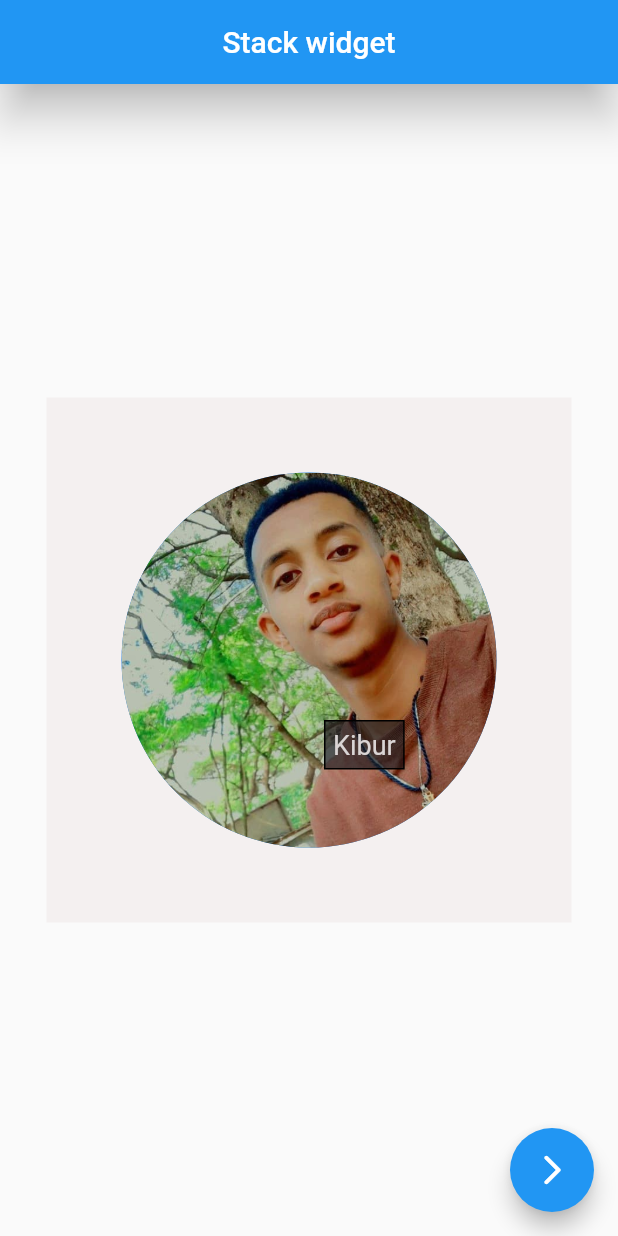
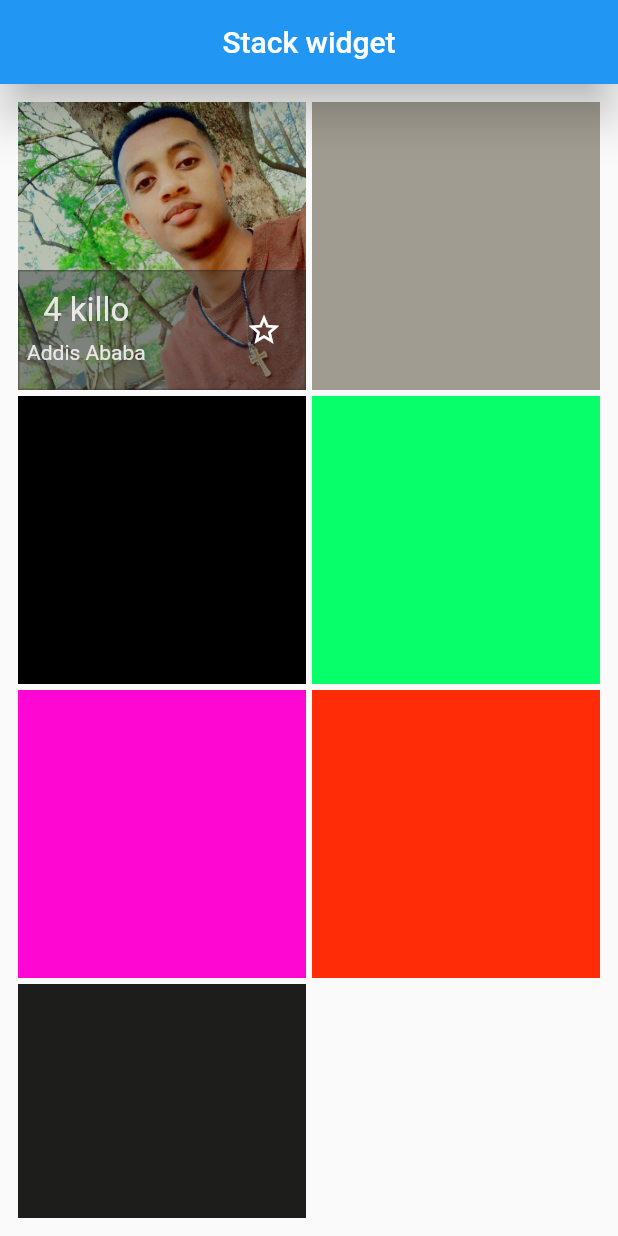
Before and after one commit to biruk-anley/flutter_stack_widget, a Flutter app: the screen it shows after launch, on a phone screen of 412 x 824 dp. Run offline on Flutter 3.47's test engine with Material 2 defaults, Android fonts, the phone set to English and light mode, and no system bars.

Commit message:
Grid widget

```diff
--- a/lib/main.dart
+++ b/lib/main.dart
@@ -1,5 +1,4 @@
 import 'package:flutter/material.dart';
-import 'package:stack_images/pageTwo.dart';
 
 void main() {
   runApp(const MyApp());
@@ -17,10 +16,6 @@ class MyApp extends StatelessWidget {
         primarySwatch: Colors.blue,
       ),
       home: homepage(),
-      routes: {
-
-        '/next': (context) => PageTwo(),
-      },
     );
   }
 }
@@ -36,50 +31,93 @@ class homepage extends StatelessWidget {
         centerTitle: true,
         elevation: 12.0,
       ),
-      body: Center(
+      body: Container(
+            padding: EdgeInsets.all(12.0),
+            child: GridView(
+                  gridDelegate: SliverGridDelegateWithFixedCrossAxisCount(
+                  crossAxisCount: 2,
+                  crossAxisSpacing: 4.0,
+                  mainAxisSpacing: 4.0
+              ),
+        children: <Widget>[
+          Container(
             child: Stack(
              children: <Widget>[
+               Image(image: AssetImage('assets/one.jpg')),
                Container(
-                width: 350,
-                padding: EdgeInsets.all(5),
-                margin: EdgeInsets.all(5),
-                height: 350,
-                color: Color.fromARGB(175, 241, 235, 235),
-                child: Padding(
-                  padding: EdgeInsets.all(45),
-                  child: CircleAvatar(
-                    backgroundImage: AssetImage('assets/one.jpg'),
-                    radius: 100,
-                  ),
-                )),
-            Positioned(
-              top: 220,
-              left: 190,
-              child: Container(
+                 child: Column(
+                   mainAxisAlignment: MainAxisAlignment.end,
+                   children: <Widget>[
+                     Container(
+                       height: 80,
+                       width: 450,
                        decoration: BoxDecoration(
-                      border: Border.all(color: Colors.black, width: 1),
-                      color: Color.fromARGB(159, 18, 18, 25)),
-                  child: Padding(
-                    padding: EdgeInsets.all(5),
-                    child: Text(
-                      "Kibur",
-                      style: TextStyle(
-                        fontSize: 18,
-                        color: Color.fromARGB(255, 218, 213, 213),
+                                  border: Border.all(
+                                      color: Color.fromARGB(90, 46, 39, 39),
+                                      width: 1),
+                                  color: Color.fromARGB(102, 37, 37, 45)),
+                       child: Row(
+                         mainAxisAlignment: MainAxisAlignment.spaceBetween,
+                         crossAxisAlignment: CrossAxisAlignment.stretch,
+                         children: <Widget>[
+                           Column(
+                             mainAxisAlignment: MainAxisAlignment.center,
+                             children: <Widget>[
+                               Container(
+                                 margin: EdgeInsets.all(2),
+                                 child:Text('4 killo',
+                                 style: TextStyle(fontSize: 22, color: Color.fromARGB(228, 247, 245, 245)),
+
+
                                  ),
                                  ),
-                  )),
+                               Container(
+                                  margin: EdgeInsets.all(5),
+                                 child: Text("Addis Ababa",
+                                 style: TextStyle(
+                                              fontSize: 14,
+                                              color: Color.fromARGB(
+                                                  228, 247, 245, 245)),
+                                 ),
+
+                               )
+
+
+                             ],
+                           ),
+
+                           Column(
+                             mainAxisAlignment: MainAxisAlignment.center,
+                             children: <Widget>[
+                               Container(
+                                 margin: EdgeInsets.all(15),
+                                 child: Icon(
+                                         Icons.star_border_purple500_outlined,
+                                         color: Color.fromARGB(255, 255, 255, 255),),
+
+                                  )
+
+                             ],
+
                            )
                          ],
                        ),
+                     )
+                   ],
                  ),
-      floatingActionButton: FloatingActionButton(
-        child: Icon(Icons.arrow_forward_ios_rounded),
-        backgroundColor: Colors.blue,
-        onPressed: () {
-          Navigator.pushNamed(context, '/next');
-        },
+               )
+             ],
             ),
+            color: Colors.amber),
+          Container(color: Color.fromARGB(255, 160, 156, 145)),
+          Container(color: Color.fromARGB(255, 0, 0, 0)),
+          Container(color: Color.fromARGB(255, 7, 255, 106)),
+          Container(color: Color.fromARGB(255, 255, 7, 210)),
+          Container(color: Color.fromARGB(255, 255, 44, 7)),
+          Container(color: Color.fromARGB(255, 29, 29, 28)),
+        ],
+      ),
+      )
     );
   }
 }
```
Also changed, not shown: lib/pageTwo.dart (deleted, +0 -109 lines), assets/1.jpg (added), assets/11.jpg (added), assets/13.jpg (added), assets/2.jpg (added), assets/8.jpg (added), 1 other file. Lines whose indentation alone changed are shown as unchanged.
